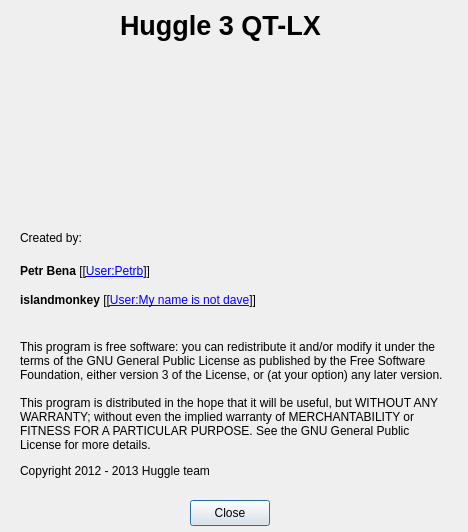
Above: huggle/aboutform.ui from huggle/huggle3-qt-lx before the change. Below: the same form after it.
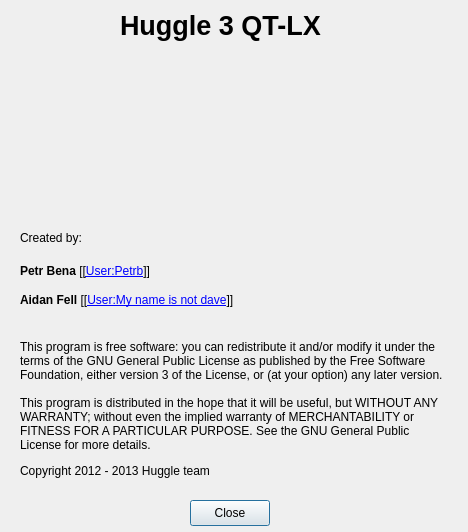
That is the form after the change. Icons and pictures are not drawn.

Commit message: being even more vain

Diff of the .ui file:
```diff
--- a/huggle/aboutform.ui
+++ b/huggle/aboutform.ui
@@ -94,7 +94,7 @@
     <item row="1" column="0">
      <widget class="QLabel" name="label_8">
       <property name="text">
-       <string>&lt;html&gt;&lt;head/&gt;&lt;body&gt;&lt;p&gt;&lt;span style=&quot; font-weight:600;&quot;&gt;islandmonkey&lt;/span&gt; [[&lt;a href=&quot;http://en.wikipedia.org/wiki/User:My_name_is_not_dave&quot;&gt;&lt;span style=&quot; text-decoration: underline; color:#0000ff;&quot;&gt;User:My name is not dave&lt;/span&gt;&lt;/a&gt;]]&lt;/p&gt;&lt;/body&gt;&lt;/html&gt;</string>
+       <string>&lt;html&gt;&lt;head/&gt;&lt;body&gt;&lt;p&gt;&lt;span style=&quot; font-weight:600;&quot;&gt;Aidan Fell&lt;/span&gt; [[&lt;a href=&quot;http://en.wikipedia.org/wiki/User:My_name_is_not_dave&quot;&gt;&lt;span style=&quot; text-decoration: underline; color:#0000ff;&quot;&gt;User:My name is not dave&lt;/span&gt;&lt;/a&gt;]]&lt;/p&gt;&lt;/body&gt;&lt;/html&gt;</string>
       </property>
      </widget>
     </item>
```
